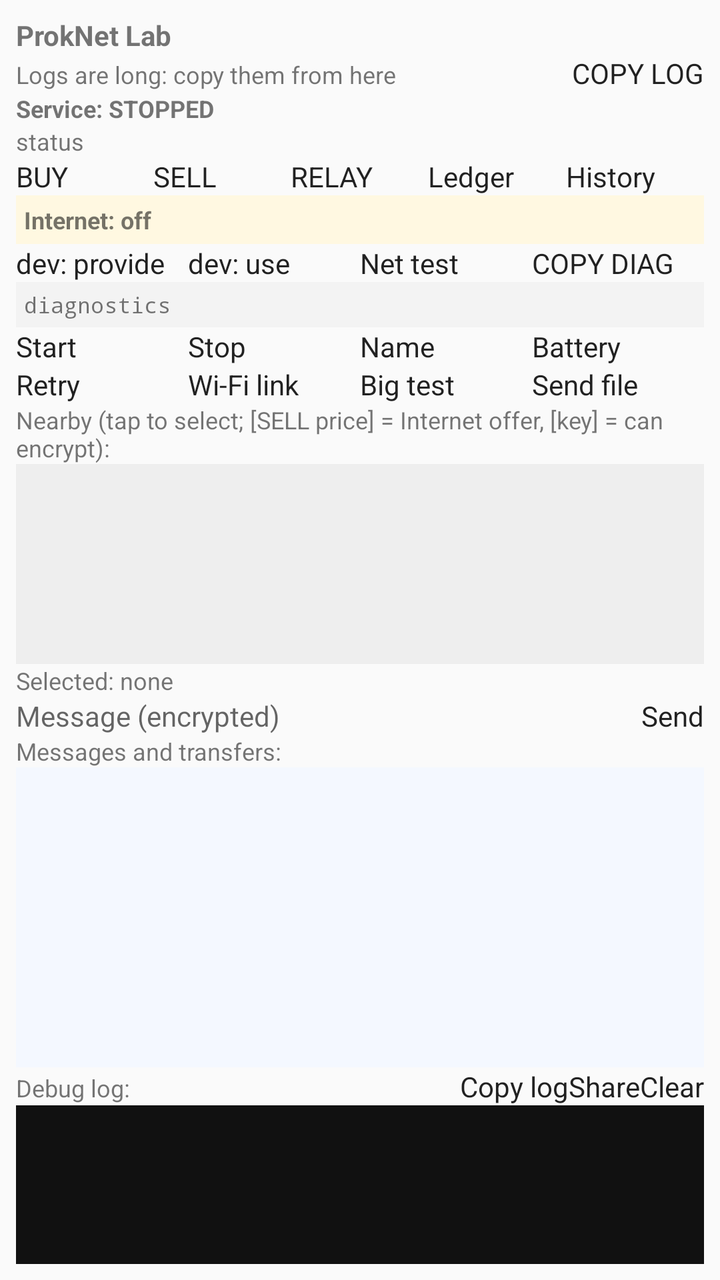
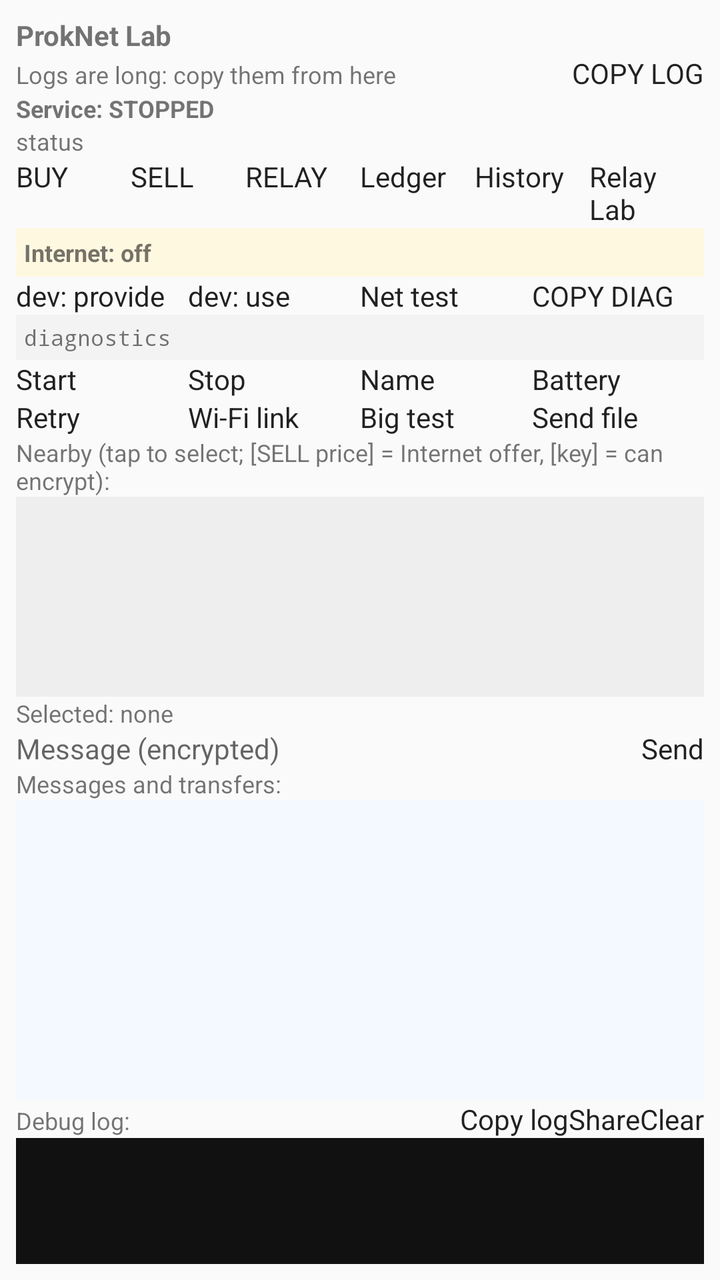

An Android layout rendered at two revisions. The XML below is the earlier revision; the diff shows what the commit changed to produce the second picture.
<!-- AndroidManifest.xml: application theme android:Theme.Material.Light.NoActionBar -->
<!-- res/layout/activity_lab.xml -->
<?xml version="1.0" encoding="utf-8"?>
<LinearLayout xmlns:android="http://schemas.android.com/apk/res/android"
    android:layout_width="match_parent"
    android:layout_height="match_parent"
    android:orientation="vertical"
    android:padding="8dp">

    <TextView
        android:id="@+id/txtIdentity"
        android:layout_width="match_parent"
        android:layout_height="wrap_content"
        android:textStyle="bold"
        android:text="ProkNet Lab" />

    <LinearLayout
        android:layout_width="match_parent"
        android:layout_height="wrap_content"
        android:orientation="horizontal">
        <TextView android:layout_width="0dp" android:layout_weight="1" android:layout_height="wrap_content"
            android:gravity="center_vertical" android:textSize="12sp" android:text="Logs are long: copy them from here" />
        <Button android:id="@+id/btnCopyLogTop" android:layout_width="wrap_content"
            android:layout_height="wrap_content" android:text="COPY LOG" />
    </LinearLayout>

    <TextView
        android:id="@+id/txtService"
        android:layout_width="match_parent"
        android:layout_height="wrap_content"
        android:textSize="12sp"
        android:textStyle="bold"
        android:text="Service: STOPPED" />

    <TextView
        android:id="@+id/txtStatus"
        android:layout_width="match_parent"
        android:layout_height="wrap_content"
        android:textSize="12sp"
        android:text="status" />

    <TextView
        android:id="@+id/txtWifiBanner"
        android:layout_width="match_parent"
        android:layout_height="wrap_content"
        android:textSize="13sp"
        android:textStyle="bold"
        android:textColor="#000000"
        android:padding="6dp"
        android:visibility="gone"
        android:text="" />

    <LinearLayout
        android:layout_width="match_parent"
        android:layout_height="wrap_content"
        android:orientation="horizontal">
        <Button android:id="@+id/btnBuy" android:layout_width="0dp" android:layout_weight="1"
            android:layout_height="wrap_content" android:text="BUY" />
        <Button android:id="@+id/btnSell" android:layout_width="0dp" android:layout_weight="1"
            android:layout_height="wrap_content" android:text="SELL" />
        <Button android:id="@+id/btnRelay" android:layout_width="0dp" android:layout_weight="1"
            android:layout_height="wrap_content" android:text="RELAY" />
        <Button android:id="@+id/btnLedger" android:layout_width="0dp" android:layout_weight="1"
            android:layout_height="wrap_content" android:text="Ledger" />
        <Button android:id="@+id/btnHistory" android:layout_width="0dp" android:layout_weight="1"
            android:layout_height="wrap_content" android:text="History" />
    </LinearLayout>

    <TextView
        android:id="@+id/txtInternet"
        android:layout_width="match_parent"
        android:layout_height="wrap_content"
        android:textSize="12sp"
        android:textStyle="bold"
        android:background="#FFF8E1"
        android:padding="4dp"
        android:text="Internet: off" />

    <LinearLayout
        android:layout_width="match_parent"
        android:layout_height="wrap_content"
        android:orientation="horizontal">
        <Button android:id="@+id/btnProvide" android:layout_width="0dp" android:layout_weight="1"
            android:layout_height="wrap_content" android:text="dev: provide" />
        <Button android:id="@+id/btnUseInternet" android:layout_width="0dp" android:layout_weight="1"
            android:layout_height="wrap_content" android:text="dev: use" />
        <Button android:id="@+id/btnNetTest" android:layout_width="0dp" android:layout_weight="1"
            android:layout_height="wrap_content" android:text="Net test" />
        <Button android:id="@+id/btnCopyDiag" android:layout_width="0dp" android:layout_weight="1"
            android:layout_height="wrap_content" android:text="COPY DIAG" />
    </LinearLayout>

    <TextView
        android:id="@+id/txtDiag"
        android:layout_width="match_parent"
        android:layout_height="wrap_content"
        android:textSize="11sp"
        android:typeface="monospace"
        android:background="#F3F3F3"
        android:padding="4dp"
        android:text="diagnostics" />

    <LinearLayout
        android:layout_width="match_parent"
        android:layout_height="wrap_content"
        android:orientation="horizontal">
        <Button android:id="@+id/btnStart" android:layout_width="0dp" android:layout_weight="1"
            android:layout_height="wrap_content" android:text="Start" />
        <Button android:id="@+id/btnStop" android:layout_width="0dp" android:layout_weight="1"
            android:layout_height="wrap_content" android:text="Stop" />
        <Button android:id="@+id/btnRename" android:layout_width="0dp" android:layout_weight="1"
            android:layout_height="wrap_content" android:text="Name" />
        <Button android:id="@+id/btnBattery" android:layout_width="0dp" android:layout_weight="1"
            android:layout_height="wrap_content" android:text="Battery" />
    </LinearLayout>

    <LinearLayout
        android:layout_width="match_parent"
        android:layout_height="wrap_content"
        android:orientation="horizontal">
        <Button android:id="@+id/btnRetry" android:layout_width="0dp" android:layout_weight="1"
            android:layout_height="wrap_content" android:text="Retry" />
        <Button android:id="@+id/btnWifi" android:layout_width="0dp" android:layout_weight="1"
            android:layout_height="wrap_content" android:text="Wi-Fi link" />
        <Button android:id="@+id/btnBigTest" android:layout_width="0dp" android:layout_weight="1"
            android:layout_height="wrap_content" android:text="Big test" />
        <Button android:id="@+id/btnSendFile" android:layout_width="0dp" android:layout_weight="1"
            android:layout_height="wrap_content" android:text="Send file" />
    </LinearLayout>

    <TextView
        android:layout_width="match_parent"
        android:layout_height="wrap_content"
        android:text="Nearby (tap to select; [SELL price] = Internet offer, [key] = can encrypt):"
        android:textSize="12sp" />

    <ListView
        android:id="@+id/listPeers"
        android:layout_width="match_parent"
        android:layout_height="100dp"
        android:background="#EEEEEE" />

    <TextView
        android:id="@+id/txtSelected"
        android:layout_width="match_parent"
        android:layout_height="wrap_content"
        android:textSize="12sp"
        android:text="Selected: none" />

    <LinearLayout
        android:layout_width="match_parent"
        android:layout_height="wrap_content"
        android:orientation="horizontal">
        <EditText android:id="@+id/editMessage" android:layout_width="0dp" android:layout_weight="1"
            android:layout_height="wrap_content" android:hint="Message (encrypted)" android:inputType="text"
            android:maxLength="20000" android:imeOptions="actionSend" />
        <Button android:id="@+id/btnSend" android:layout_width="wrap_content"
            android:layout_height="wrap_content" android:text="Send" />
    </LinearLayout>

    <TextView
        android:layout_width="match_parent"
        android:layout_height="wrap_content"
        android:text="Messages and transfers:"
        android:textSize="12sp" />

    <ListView
        android:id="@+id/listMessages"
        android:layout_width="match_parent"
        android:layout_height="150dp"
        android:background="#F4F8FF"
        android:stackFromBottom="true"
        android:transcriptMode="alwaysScroll" />

    <LinearLayout
        android:layout_width="match_parent"
        android:layout_height="wrap_content"
        android:orientation="horizontal">
        <TextView android:layout_width="0dp" android:layout_weight="1" android:layout_height="wrap_content"
            android:text="Debug log:" android:textSize="12sp" android:gravity="center_vertical" />
        <Button android:id="@+id/btnCopyLog" android:layout_width="wrap_content"
            android:layout_height="wrap_content" android:text="Copy log" />
        <Button android:id="@+id/btnShareLog" android:layout_width="wrap_content"
            android:layout_height="wrap_content" android:text="Share" />
        <Button android:id="@+id/btnClearLog" android:layout_width="wrap_content"
            android:layout_height="wrap_content" android:text="Clear" />
    </LinearLayout>

    <ScrollView
        android:id="@+id/scrollLog"
        android:layout_width="match_parent"
        android:layout_height="0dp"
        android:layout_weight="1"
        android:background="#111111">
        <TextView
            android:id="@+id/txtLog"
            android:layout_width="match_parent"
            android:layout_height="wrap_content"
            android:textColor="#B7F5B7"
            android:typeface="monospace"
            android:textSize="10sp"
            android:padding="4dp" />
    </ScrollView>
</LinearLayout>
<!-- resources referenced by this layout -->
<resources>

</resources>

<!-- the commit's change to res/layout/activity_lab.xml (unified diff, before → after) -->
@@ -62,6 +62,8 @@
             android:layout_height="wrap_content" android:text="Ledger" />
         <Button android:id="@+id/btnHistory" android:layout_width="0dp" android:layout_weight="1"
             android:layout_height="wrap_content" android:text="History" />
+        <Button android:id="@+id/btnRelayLab" android:layout_width="0dp" android:layout_weight="1"
+            android:layout_height="wrap_content" android:text="Relay Lab" />
     </LinearLayout>
 
     <TextView
